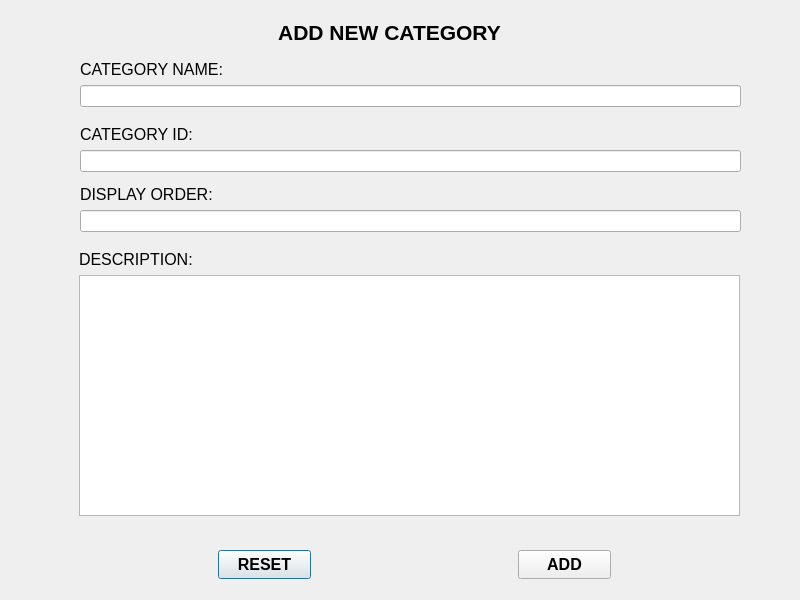
Old version of the form RMS_qt/addcategory.ui in the repository dev-pratik02/RMS.
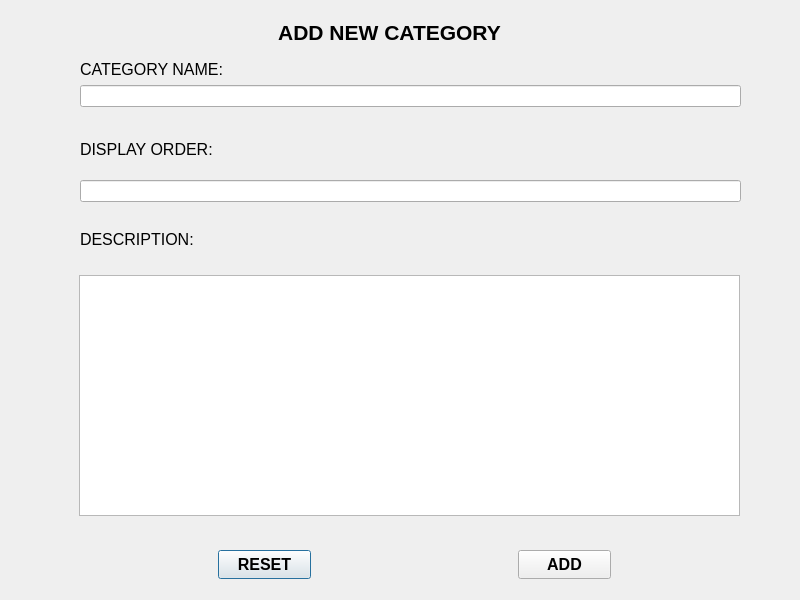
New version of the form.

Patch:
```diff
--- a/RMS_qt/addcategory.ui
+++ b/RMS_qt/addcategory.ui
@@ -22,8 +22,8 @@
   <widget class="QLabel" name="DESCRIPTION">
    <property name="geometry">
     <rect>
-     <x>79</x>
-     <y>250</y>
+     <x>80</x>
+     <y>230</y>
      <width>114</width>
      <height>18</height>
     </rect>
@@ -38,27 +38,6 @@
     <string>DESCRIPTION:</string>
    </property>
   </widget>
-  <widget class="QLabel" name="ITEMNAME">
-   <property name="geometry">
-    <rect>
-     <x>80</x>
-     <y>125</y>
-     <width>113</width>
-     <height>18</height>
-    </rect>
-   </property>
-   <property name="font">
-    <font>
-     <family>Arial</family>
-     <pointsize>12</pointsize>
-     <italic>false</italic>
-     <bold>false</bold>
-    </font>
-   </property>
-   <property name="text">
-    <string>CATEGORY ID:</string>
-   </property>
-  </widget>
   <widget class="QLineEdit" name="category_name">
    <property name="geometry">
     <rect>
@@ -109,16 +88,6 @@
     <string>RESET</string>
    </property>
   </widget>
-  <widget class="QLineEdit" name="category_id">
-   <property name="geometry">
-    <rect>
-     <x>80</x>
-     <y>150</y>
-     <width>661</width>
-     <height>22</height>
-    </rect>
-   </property>
-  </widget>
   <widget class="QPushButton" name="btn_add">
    <property name="geometry">
     <rect>
@@ -181,7 +150,7 @@
    <property name="geometry">
     <rect>
      <x>80</x>
-     <y>185</y>
+     <y>140</y>
      <width>133</width>
      <height>18</height>
     </rect>
@@ -200,7 +169,7 @@
    <property name="geometry">
     <rect>
      <x>80</x>
-     <y>210</y>
+     <y>180</y>
      <width>661</width>
      <height>22</height>
     </rect>
```
